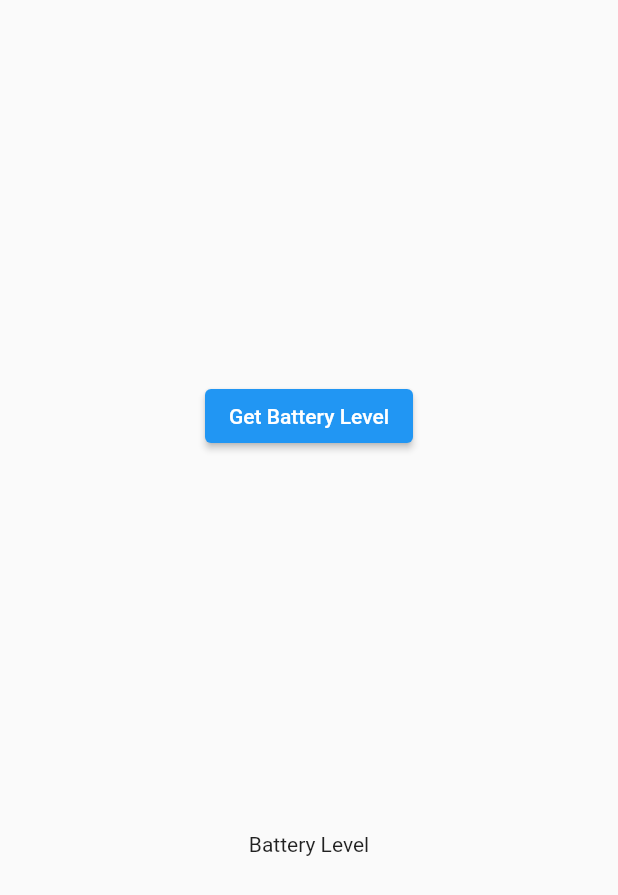
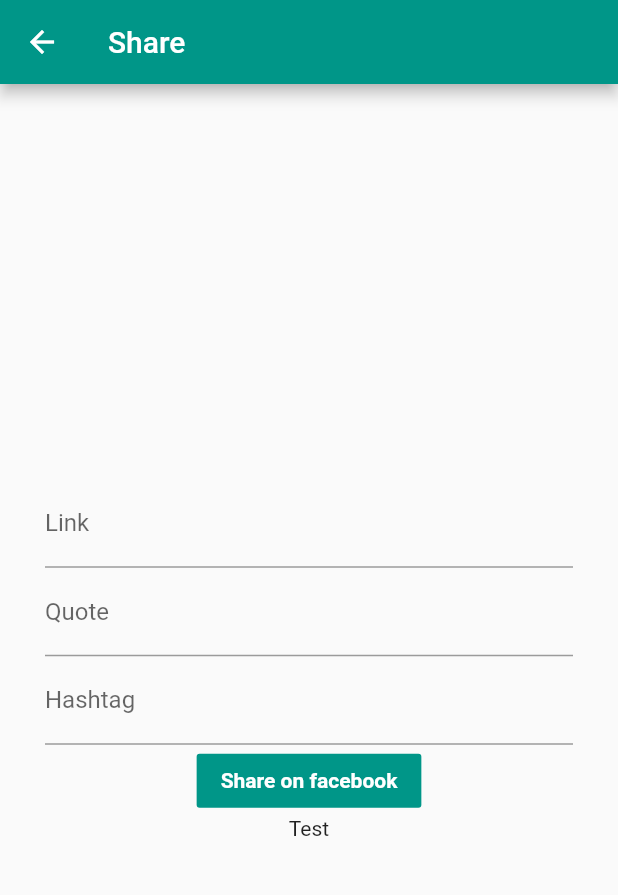
Before and after one commit to ditinexhosting/poc-flutter, a Flutter app: the Share screen opened directly, on a phone screen of 412 x 824 dp. Shown: the top 895 px of the screen. Run offline on Flutter 3.47's test engine with Material 2 defaults, Android fonts, the phone set to English and light mode, and no system bars; our stand-ins replace fluttertoast, share_plus; missing offline and left inert: flutter_login_facebook.

Commit message:
new share page fixed

```diff
--- a/lib/main.dart
+++ b/lib/main.dart
@@ -5,7 +5,7 @@ import 'log_in.dart';
 
 void main() {
   runApp( const MaterialApp(
-    debugShowCheckedModeBanner: false,
+    //debugShowCheckedModeBanner: false,
     home: Login(),
   ),
   );
--- a/lib/share_screen.dart
+++ b/lib/share_screen.dart
@@ -15,39 +15,96 @@ class Share extends StatefulWidget {
 }
 
 class _ShareState extends State<Share> {
-  static const platform = const MethodChannel('samples.flutter.dev/battery');
-  String _batteryLevel =
-      'Battery Level';
+  static const platform = const MethodChannel('samples.flutter.dev/fbshare');
+  TextEditingController linkController = TextEditingController();
+  TextEditingController quoteController = TextEditingController();
+  TextEditingController hashtagController = TextEditingController();
 
-  _ShareState(){
+  String shareStatus = "";
 
+  @override
+  void dispose() {
+    linkController.dispose();
+    quoteController.dispose();
+    hashtagController.dispose();
+    super.dispose();
   }
 
-  Future<void> _getBatteryLevel() async {
-    String batteryLevel;
+  Future<void> _getShareStatus(String link,{String quote='',String hashtag=''}) async {
+    String _shareStatus;
     try {
-      final String? result = await platform.invokeMethod('getBatteryLevel',{'link':'https://www.google.com','quote':'Hello Google','hashtag':'#google'});
-      batteryLevel = 'Battery level at $result % .';
+      final String? result = await platform.invokeMethod('getShareStatus',{'link':link,'quote':quote,'hashtag':hashtag});
+      _shareStatus = result!;
     } on PlatformException catch (e) {
-      batteryLevel = "Failed to get battery level: '${e.message}'.";
+      _shareStatus = "Failed to get battery level: '${e.message}'.";
     }
-    setState(() {
-      _batteryLevel = batteryLevel;
-    });
+    print(_shareStatus);
+    /*setState(() {
+      shareStatus = _shareStatus;
+    });*/
   }
 
-  Future<dynamic> _handleMethod(MethodCall call) async {
-    switch(call.method) {
-      case "message":
-        debugPrint(call.arguments);
-        return new Future.value("");
-    }
+  void submitPup(BuildContext context) {
+    _getShareStatus(linkController.text.isEmpty?'https://www.facebook.com':linkController.text,quote: quoteController.text,hashtag:hashtagController.text);
   }
+
 
   @override
   Widget build(BuildContext context) {
-    platform.setMethodCallHandler(_handleMethod);
-    return Material(
+    return Scaffold(
+      appBar: AppBar(
+         backgroundColor: Colors.teal,
+         title: Text('Share'),
+      ),
+      body: Container(
+        height: double.infinity,
+        width: double.infinity,
+        child: Center(
+            child: Column(
+              mainAxisAlignment: MainAxisAlignment.center,
+              children: [
+                Padding(
+                  padding: const EdgeInsets.symmetric(horizontal: 30.0),
+                  child: TextField(
+                      controller: linkController,
+                      //onChanged: (v) => linkController.text = v,
+                      decoration: InputDecoration(
+                        labelText: 'Link',
+                    ))
+                ),
+                Padding(
+                  padding: const EdgeInsets.symmetric(horizontal: 30.0),
+                  child: TextField(
+                      controller: quoteController,
+                      //onChanged: (v) => quoteController.text = v,
+                      decoration: InputDecoration(
+                        labelText: 'Quote',
+                    ))
+                ),
+                Padding(
+                  padding: const EdgeInsets.symmetric(horizontal: 30.0),
+                  child: TextField(
+                      controller: hashtagController,
+                      //onChanged: (v) => hashtagController.text = v,
+                      decoration: InputDecoration(
+                        labelText: 'Hashtag',
+                    ))
+                ),
+                FlatButton(
+                  color: Colors.teal,
+                  child: const Text(
+                    'Share on facebook',
+                    style: TextStyle(color: Colors.white,fontWeight: FontWeight.bold),
+                  ),
+                  onPressed: () { submitPup(context); }
+                ),
+                Text("Test"),
+              ]
+            )
+        )
+      )
+    );
+    /*return Material(
       child: Center(
         child: Column(
           mainAxisAlignment: MainAxisAlignment.spaceEvenly,
@@ -60,6 +117,6 @@ class _ShareState extends State<Share> {
           ],
         ),
       ),
-    );
+    );*/
   }
 }
```
Also changed, not shown: lib/log_in.dart (+92 -49 lines), 1 other file.
